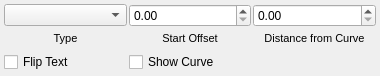
Above: scribus/ui/propertywidget_pathtextbase.ui from nitramr/scribus before the change. Below: the same form after it.
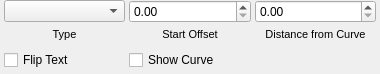
That is the form after the change. Custom widgets are drawn as their Qt base class.

```diff
--- a/scribus/ui/propertywidget_pathtextbase.ui
+++ b/scribus/ui/propertywidget_pathtextbase.ui
@@ -7,7 +7,7 @@
     <x>0</x>
     <y>0</y>
     <width>380</width>
-    <height>76</height>
+    <height>74</height>
    </rect>
   </property>
   <property name="sizePolicy">
@@ -36,7 +36,7 @@
     <number>4</number>
    </property>
    <property name="topMargin">
-    <number>4</number>
+    <number>0</number>
    </property>
    <property name="rightMargin">
     <number>4</number>
@@ -45,7 +45,7 @@
     <number>4</number>
    </property>
    <property name="spacing">
-    <number>2</number>
+    <number>4</number>
    </property>
    <item row="0" column="0">
     <layout class="QVBoxLayout" name="verticalLayout">
```
